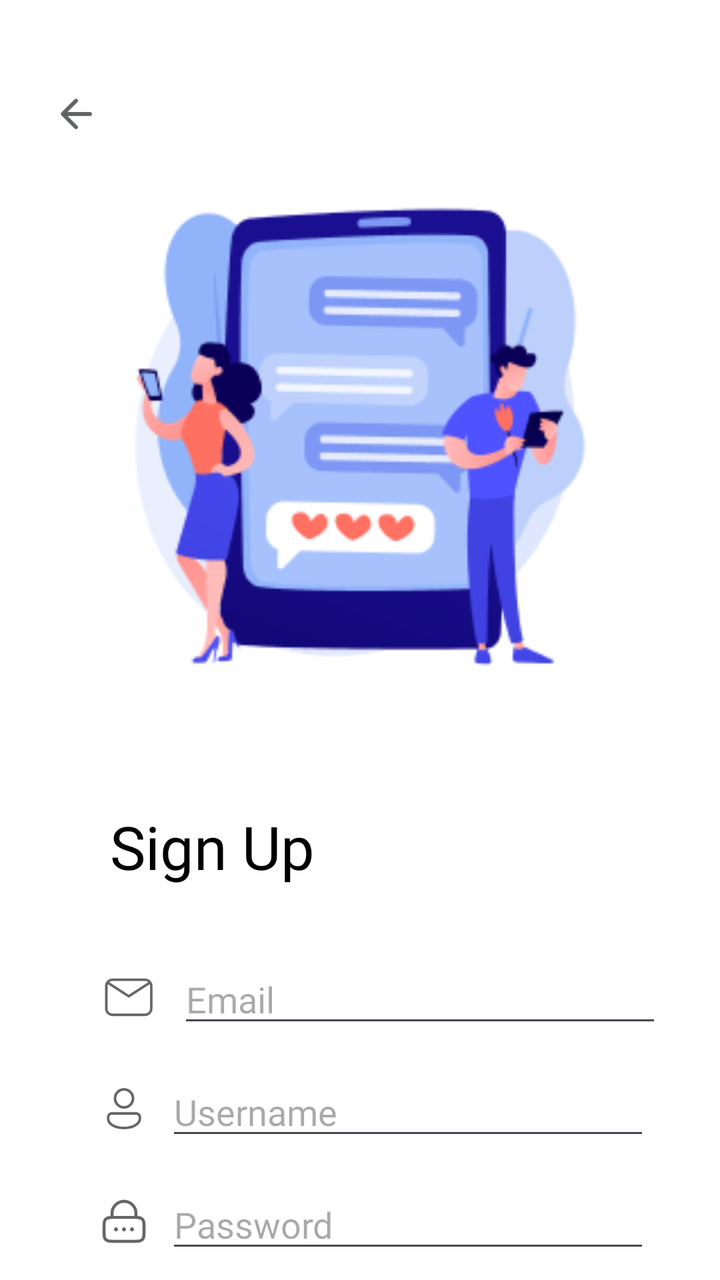
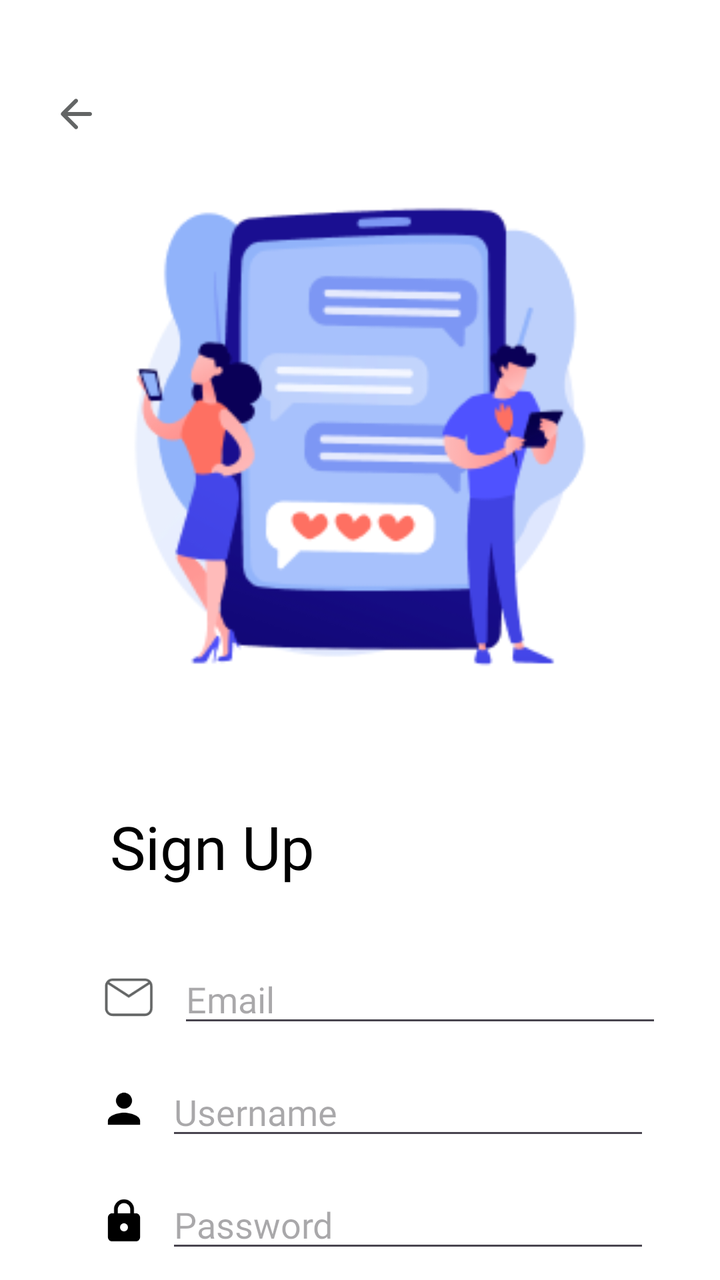

The first picture is an Android layout as it rendered before a commit; the second is the same layout after the commit. The layout source and the unified diff follow.
<!-- AndroidManifest.xml: application theme Theme.ChessAndroid -->
<!-- res/layout/activity_sigh_up.xml -->
<?xml version="1.0" encoding="utf-8"?>
<androidx.constraintlayout.widget.ConstraintLayout xmlns:android="http://schemas.android.com/apk/res/android"
    xmlns:app="http://schemas.android.com/apk/res-auto"
    xmlns:tools="http://schemas.android.com/tools"
    android:layout_width="match_parent"
    android:layout_height="match_parent"
    tools:context=".Activities.SighUpActivity"
    android:background="@color/white">

    <ImageButton
        android:layout_width="wrap_content"
        android:layout_height="wrap_content"
        android:id="@+id/back_to_login_btn"
        android:src="@drawable/ic_round_arrow_back"
        android:backgroundTint="@color/white"
        app:layout_constraintTop_toTopOf="parent"
        app:layout_constraintStart_toStartOf="parent"
        android:layout_marginStart="14dp"
        android:layout_marginTop="35dp"/>

    <ImageView
        android:id="@+id/imageView3"
        android:layout_width="300dp"
        android:layout_height="300dp"
        android:layout_marginTop="34dp"
        android:src="@drawable/chess_picture_2"
        app:layout_constraintEnd_toEndOf="parent"
        app:layout_constraintStart_toStartOf="parent"
        app:layout_constraintTop_toTopOf="@id/back_to_login_btn" />

    <TextView
        android:id="@+id/login_title"
        android:layout_width="wrap_content"
        android:layout_height="wrap_content"
        android:fontFamily="@font/ubuntumedium"
        android:text="Sign Up"
        android:textColor="@color/black"
        android:textSize="30sp"
        android:layout_marginStart="55dp"
        android:layout_marginTop="34dp"
        app:layout_constraintStart_toStartOf="parent"
        app:layout_constraintTop_toBottomOf="@+id/imageView3" />

    <LinearLayout
        android:layout_width="wrap_content"
        android:layout_height="wrap_content"
        android:id="@+id/email_lin"
        android:layout_marginStart="50dp"
        android:layout_marginTop="34dp"
        app:layout_constraintTop_toBottomOf="@id/login_title"
        app:layout_constraintStart_toStartOf="parent"
        android:orientation="horizontal">

        <ImageView
            android:id="@+id/icon_email"
            android:layout_width="30dp"
            android:layout_height="30dp"
            android:src="@drawable/email_icon"
            android:layout_gravity="center_vertical" />

        <EditText
            android:id="@+id/email_sighup_et"
            android:layout_width="242dp"
            android:layout_height="wrap_content"
            android:layout_marginStart="9dp"
            android:fontFamily="@font/ubuntulight"
            android:hint="Email"
            />

    </LinearLayout>

    <LinearLayout
        android:layout_width="wrap_content"
        android:layout_height="wrap_content"
        android:id="@+id/username_lin"
        android:layout_marginStart="50dp"
        android:layout_marginTop="15dp"
        app:layout_constraintTop_toBottomOf="@id/email_lin"
        app:layout_constraintStart_toStartOf="parent"
        android:orientation="horizontal">

        <ImageView
            android:id="@+id/icon_username"
            android:layout_width="wrap_content"
            android:layout_height="wrap_content"
            android:src="@drawable/username_icon"
            android:layout_gravity="center_vertical" />

        <EditText
            android:id="@+id/username_sighup_et"
            android:layout_width="242dp"
            android:layout_height="wrap_content"
            android:layout_marginStart="9dp"
            android:fontFamily="@font/ubuntulight"
            android:hint="Username" />

    </LinearLayout>


    <LinearLayout
        android:layout_width="wrap_content"
        android:layout_height="wrap_content"
        android:id="@+id/password_lin"
        android:layout_marginStart="50dp"
        android:layout_marginTop="15dp"
        app:layout_constraintTop_toBottomOf="@id/username_lin"
        app:layout_constraintStart_toStartOf="parent"
        android:orientation="horizontal">

        <ImageView
            android:id="@+id/icon_password"
            android:layout_width="wrap_content"
            android:layout_height="wrap_content"
            android:src="@drawable/password_icon"
            android:layout_gravity="center_vertical"
            />

        <EditText
            android:id="@+id/password_sighup_et"
            android:layout_width="242dp"
            android:layout_height="wrap_content"
            android:layout_marginStart="9dp"
            android:fontFamily="@font/ubuntulight"
            android:hint="Password"
            android:inputType="textPassword"
            />

    </LinearLayout>

    <Button
        android:id="@+id/sign_up_btn"
        android:layout_width="268dp"
        android:layout_height="wrap_content"
        android:backgroundTint="@color/blue"
        android:fontFamily="@font/ubuntumedium"
        android:layout_marginTop="40dp"
        android:text="Sign Up"
        android:textSize="20sp"
        app:layout_constraintEnd_toEndOf="parent"
        app:layout_constraintStart_toStartOf="parent"
        app:layout_constraintTop_toBottomOf="@+id/password_lin" />

</androidx.constraintlayout.widget.ConstraintLayout>
<!-- resources referenced by this layout -->
<resources>
  <color name="black">#FF000000</color>
  <color name="blue">#2A3CFC</color>
  <color name="white">#FFFFFFFF</color>
  <!-- drawable email_icon (drawable) -->
  <vector xmlns:android="http://schemas.android.com/apk/res/android"
      android:width="24dp"
      android:height="24dp"
      android:viewportWidth="24"
      android:viewportHeight="24">
    <group>
      <clip-path
          android:pathData="M0,0h24v24h-24z"/>
      <path
          android:pathData="M5,5H18C18.796,5 19.559,5.316 20.121,5.879C20.684,6.441 21,7.204 21,8V17C21,17.796 20.684,18.559 20.121,19.121C19.559,19.684 18.796,20 18,20H5C4.204,20 3.441,19.684 2.879,19.121C2.316,18.559 2,17.796 2,17V8C2,7.204 2.316,6.441 2.879,5.879C3.441,5.316 4.204,5 5,5ZM5,6C4.5,6 4.06,6.17 3.72,6.47L11.5,11.5L19.28,6.47C18.94,6.17 18.5,6 18,6H5ZM11.5,12.71L3.13,7.28C3.05,7.5 3,7.75 3,8V17C3,17.53 3.211,18.039 3.586,18.414C3.961,18.789 4.47,19 5,19H18C18.53,19 19.039,18.789 19.414,18.414C19.789,18.039 20,17.53 20,17V8C20,7.75 19.95,7.5 19.87,7.28L11.5,12.71Z"
          android:fillColor="#636565"/>
    </group>
  </vector>
  <!-- drawable password_icon: vector/xml drawable (drawable, 2760 chars, omitted) -->
  <!-- drawable username_icon (drawable) -->
  <vector xmlns:android="http://schemas.android.com/apk/res/android"
      android:width="24dp"
      android:height="24dp"
      android:viewportWidth="24"
      android:viewportHeight="24">
    <path
        android:pathData="M18,13.714C18.682,13.714 19.336,13.985 19.818,14.467C20.301,14.95 20.571,15.604 20.571,16.286V16.899C20.571,19.965 16.963,22.286 12,22.286C7.037,22.286 3.429,20.085 3.429,16.899V16.286C3.429,15.604 3.7,14.95 4.182,14.467C4.664,13.985 5.318,13.714 6,13.714H18ZM18,15H6C5.681,15 5.372,15.119 5.136,15.334C4.899,15.548 4.751,15.843 4.72,16.161L4.714,16.286V16.899C4.714,19.191 7.619,21 12,21C16.222,21 19.161,19.196 19.281,17.037L19.286,16.899V16.286C19.286,15.966 19.167,15.658 18.952,15.422C18.737,15.185 18.442,15.037 18.124,15.006L18,15ZM12,1.714C12.675,1.714 13.344,1.847 13.968,2.106C14.592,2.364 15.159,2.743 15.637,3.221C16.114,3.698 16.493,4.265 16.751,4.889C17.01,5.513 17.143,6.182 17.143,6.857C17.143,7.533 17.01,8.201 16.751,8.825C16.493,9.449 16.114,10.016 15.637,10.494C15.159,10.971 14.592,11.35 13.968,11.608C13.344,11.867 12.675,12 12,12C10.636,12 9.328,11.458 8.363,10.494C7.399,9.529 6.857,8.221 6.857,6.857C6.857,5.493 7.399,4.185 8.363,3.221C9.328,2.256 10.636,1.714 12,1.714ZM12,3C10.977,3 9.996,3.406 9.273,4.13C8.549,4.853 8.143,5.834 8.143,6.857C8.143,7.88 8.549,8.861 9.273,9.585C9.996,10.308 10.977,10.714 12,10.714C13.023,10.714 14.004,10.308 14.727,9.585C15.451,8.861 15.857,7.88 15.857,6.857C15.857,5.834 15.451,4.853 14.727,4.13C14.004,3.406 13.023,3 12,3Z"
        android:fillColor="#636565"/>
  </vector>
  <style name="Theme.ChessAndroid" parent="Base.Theme.ChessAndroid" />
  <style name="Base.Theme.ChessAndroid" parent="Theme.Material3.DayNight.NoActionBar">
          
          
      </style>
  <!-- unchanged entries left out for length: 2 -->
</resources>

<!-- the commit's change to res/layout/activity_sigh_up.xml (unified diff, before → after) -->
@@ -83,7 +83,7 @@
             android:id="@+id/icon_username"
             android:layout_width="wrap_content"
             android:layout_height="wrap_content"
-            android:src="@drawable/username_icon"
+            android:src="@drawable/baseline_person_24"
             android:layout_gravity="center_vertical" />
 
         <EditText
@@ -111,7 +111,7 @@
             android:id="@+id/icon_password"
             android:layout_width="wrap_content"
             android:layout_height="wrap_content"
-            android:src="@drawable/password_icon"
+            android:src="@drawable/baseline_lock_24"
             android:layout_gravity="center_vertical"
             />
 
<!-- resource entries referenced after the edit -->
@@ -3,6 +3,18 @@
   <color name="black">#FF000000</color>
   <color name="blue">#2A3CFC</color>
   <color name="white">#FFFFFFFF</color>
+  <!-- drawable baseline_lock_24 (drawable) -->
+  <vector xmlns:android="http://schemas.android.com/apk/res/android" android:height="24dp" android:tint="#000000" android:viewportHeight="24" android:viewportWidth="24" android:width="24dp">
+        
+      <path android:fillColor="@android:color/white" android:pathData="M18,8h-1L17,6c0,-2.76 -2.24,-5 -5,-5S7,3.24 7,6v2L6,8c-1.1,0 -2,0.9 -2,2v10c0,1.1 0.9,2 2,2h12c1.1,0 2,-0.9 2,-2L20,10c0,-1.1 -0.9,-2 -2,-2zM12,17c-1.1,0 -2,-0.9 -2,-2s0.9,-2 2,-2 2,0.9 2,2 -0.9,2 -2,2zM15.1,8L8.9,8L8.9,6c0,-1.71 1.39,-3.1 3.1,-3.1 1.71,0 3.1,1.39 3.1,3.1v2z"/>
+      
+  </vector>
+  <!-- drawable baseline_person_24 (drawable) -->
+  <vector xmlns:android="http://schemas.android.com/apk/res/android" android:height="24dp" android:tint="#000000" android:viewportHeight="24" android:viewportWidth="24" android:width="24dp">
+        
+      <path android:fillColor="@android:color/white" android:pathData="M12,12c2.21,0 4,-1.79 4,-4s-1.79,-4 -4,-4 -4,1.79 -4,4 1.79,4 4,4zM12,14c-2.67,0 -8,1.34 -8,4v2h16v-2c0,-2.66 -5.33,-4 -8,-4z"/>
+      
+  </vector>
   <!-- drawable email_icon (drawable) -->
   <vector xmlns:android="http://schemas.android.com/apk/res/android"
       android:width="24dp"
@@ -17,17 +29,6 @@
           android:fillColor="#636565"/>
     </group>
   </vector>
-  <!-- drawable password_icon: vector/xml drawable (drawable, 2760 chars, omitted) -->
-  <!-- drawable username_icon (drawable) -->
-  <vector xmlns:android="http://schemas.android.com/apk/res/android"
-      android:width="24dp"
-      android:height="24dp"
-      android:viewportWidth="24"
-      android:viewportHeight="24">
-    <path
-        android:pathData="M18,13.714C18.682,13.714 19.336,13.985 19.818,14.467C20.301,14.95 20.571,15.604 20.571,16.286V16.899C20.571,19.965 16.963,22.286 12,22.286C7.037,22.286 3.429,20.085 3.429,16.899V16.286C3.429,15.604 3.7,14.95 4.182,14.467C4.664,13.985 5.318,13.714 6,13.714H18ZM18,15H6C5.681,15 5.372,15.119 5.136,15.334C4.899,15.548 4.751,15.843 4.72,16.161L4.714,16.286V16.899C4.714,19.191 7.619,21 12,21C16.222,21 19.161,19.196 19.281,17.037L19.286,16.899V16.286C19.286,15.966 19.167,15.658 18.952,15.422C18.737,15.185 18.442,15.037 18.124,15.006L18,15ZM12,1.714C12.675,1.714 13.344,1.847 13.968,2.106C14.592,2.364 15.159,2.743 15.637,3.221C16.114,3.698 16.493,4.265 16.751,4.889C17.01,5.513 17.143,6.182 17.143,6.857C17.143,7.533 17.01,8.201 16.751,8.825C16.493,9.449 16.114,10.016 15.637,10.494C15.159,10.971 14.592,11.35 13.968,11.608C13.344,11.867 12.675,12 12,12C10.636,12 9.328,11.458 8.363,10.494C7.399,9.529 6.857,8.221 6.857,6.857C6.857,5.493 7.399,4.185 8.363,3.221C9.328,2.256 10.636,1.714 12,1.714ZM12,3C10.977,3 9.996,3.406 9.273,4.13C8.549,4.853 8.143,5.834 8.143,6.857C8.143,7.88 8.549,8.861 9.273,9.585C9.996,10.308 10.977,10.714 12,10.714C13.023,10.714 14.004,10.308 14.727,9.585C15.451,8.861 15.857,7.88 15.857,6.857C15.857,5.834 15.451,4.853 14.727,4.13C14.004,3.406 13.023,3 12,3Z"
-        android:fillColor="#636565"/>
-  </vector>
   <style name="Theme.ChessAndroid" parent="Base.Theme.ChessAndroid" />
   <style name="Base.Theme.ChessAndroid" parent="Theme.Material3.DayNight.NoActionBar">
           
